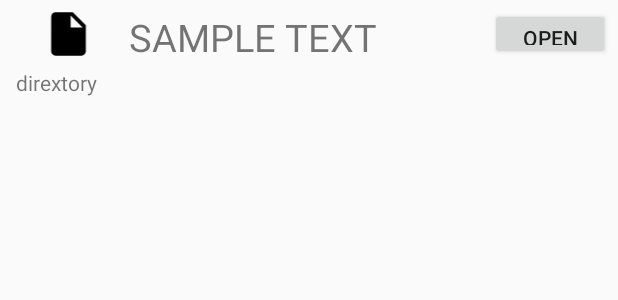
After one commit to hitenjain88/Survey, an Android app: the layout recycler_view.xml on its own in the app's theme, with its tools: preview values and no code run, on a phone screen of 412 x 824 dp. The commit adds this screen. Shown: the top 300 px of the screen. Run offline under Robolectric (Android 15) with nearby library versions, the phone set to English and light mode, and no system bars.

Commit message:
Major Changes

```diff
--- a/app/build.gradle
+++ b/app/build.gradle
@@ -28,6 +28,7 @@ dependencies {
     implementation 'com.getbase:floatingactionbutton:1.10.1'
     implementation 'com.rengwuxian.materialedittext:library:2.1.4'
     implementation 'com.github.florent37:shapeofview:1.3.2'
+    implementation 'com.android.support:recyclerview-v7:28.0.0'
 
     testImplementation 'junit:junit:4.12'
     androidTestImplementation 'com.android.support.test:runner:1.0.2'
--- a/app/src/main/java/com/example/survey/MainMenu.java
+++ b/app/src/main/java/com/example/survey/MainMenu.java
@@ -210,9 +210,8 @@ public class MainMenu extends AppCompatActivity  {
             @Override
             public void onClick(View v) {
 
-                Intent intent = new Intent(MainMenu.this,MainMenu.class);
+                Intent intent = new Intent(MainMenu.this,Existing.class);
                 startActivity(intent);
-                Toast.makeText(MainMenu.this, "WIP abhi kaam baki h", Toast.LENGTH_SHORT).show();
             }
         });
     }
--- /dev/null
+++ b/app/src/main/res/drawable/ic_insert_drive_file_black_24dp.xml
@@ -0,0 +1,9 @@
+<vector xmlns:android="http://schemas.android.com/apk/res/android"
+        android:width="24dp"
+        android:height="24dp"
+        android:viewportWidth="24.0"
+        android:viewportHeight="24.0">
+    <path
+        android:fillColor="#FF000000"
+        android:pathData="M6,2c-1.1,0 -1.99,0.9 -1.99,2L4,20c0,1.1 0.89,2 1.99,2L18,22c1.1,0 2,-0.9 2,-2L20,8l-6,-6L6,2zM13,9L13,3.5L18.5,9L13,9z"/>
+</vector>
--- /dev/null
+++ b/app/src/main/res/layout/recycler_view.xml
@@ -0,0 +1,44 @@
+<?xml version="1.0" encoding="utf-8"?>
+<LinearLayout
+    xmlns:android="http://schemas.android.com/apk/res/android"
+    android:layout_width="match_parent"
+    android:layout_height="wrap_content"
+    android:orientation="vertical"
+    android:id="@+id/parent_layout"
+    android:padding="5dp">
+
+    <LinearLayout
+        android:layout_width="match_parent"
+        android:layout_height="wrap_content"
+        android:orientation="horizontal">
+
+        <ImageView
+            android:layout_width="match_parent"
+            android:layout_height="match_parent"
+            android:src="@drawable/ic_insert_drive_file_black_24dp"
+            android:layout_weight="2"/>
+        <TextView
+            android:layout_width="match_parent"
+            android:layout_height="wrap_content"
+            android:text="SAMPLE TEXT"
+            android:textSize="25dp"
+            android:id="@+id/name"
+            android:layout_weight="1"
+            android:singleLine="true"/>
+        <Button
+            android:layout_width="match_parent"
+            android:layout_height="match_parent"
+            android:layout_weight="2"
+            android:id="@+id/open"
+            android:text="OPEN"/>
+
+    </LinearLayout>
+    <TextView
+        android:layout_margin="5dp"
+        android:layout_width="match_parent"
+        android:layout_height="wrap_content"
+        android:id="@+id/directory"
+        android:text="dirextory"/>
+
+
+</LinearLayout>
--- a/app/src/main/res/values/styles.xml
+++ b/app/src/main/res/values/styles.xml
@@ -9,16 +9,15 @@
         <item name="drawerArrowStyle">@style/DrawerArrowStyle</item>
         <item name="windowActionBar">false</item>
         <item name="windowNoTitle">true</item>
-        <!--<item name="android:windowContentOverlay">@null</item>
-        <item name="android:actionBarStyle">@style/NewActionBar</item>
-    </style>
-    <style name="NewActionBar" parent="@android:style/Widget.Holo.Light.ActionBar">
-        <item name="android:titleTextStyle">@style/TitleBarTextColor</item>
-        <item name="android:background">#666666</item>
     </style>
 
-    <style name="TitleBarTextColor" parent="@style/TextAppearance.Sherlock.Widget.ActionBar.Menu">
-        <item name="android:textColor">#000000</item>-->
+    <style name="AppTheme2" parent="Theme.AppCompat.Light.DarkActionBar">
+        <!-- Customize your theme here. -->
+        <item name="colorPrimary">@color/colorPrimary</item>
+        <item name="colorPrimaryDark">@color/colorPrimaryDark</item>
+        <item name="colorAccent">@color/colorAccent</item>
+        <item name="drawerArrowStyle">@style/DrawerArrowStyle</item>
+
     </style>
 
     <style name="splashScreenTheme" parent="AppTheme.NoActionBar">
```
Also changed, not shown: app/src/main/AndroidManifest.xml (+17 -7 lines), app/src/main/java/com/example/survey/Existing.java (+44 -0 lines), app/src/main/java/com/example/survey/ExistingForm.java (added, +13 -0 lines), app/src/main/java/com/example/survey/RecyclerViewAdapter.java (added, +72 -0 lines), app/src/main/res/layout/activity_existing.xml (+11 -3 lines), app/src/main/res/layout/activity_existing_form.xml (added, +9 -0 lines).
